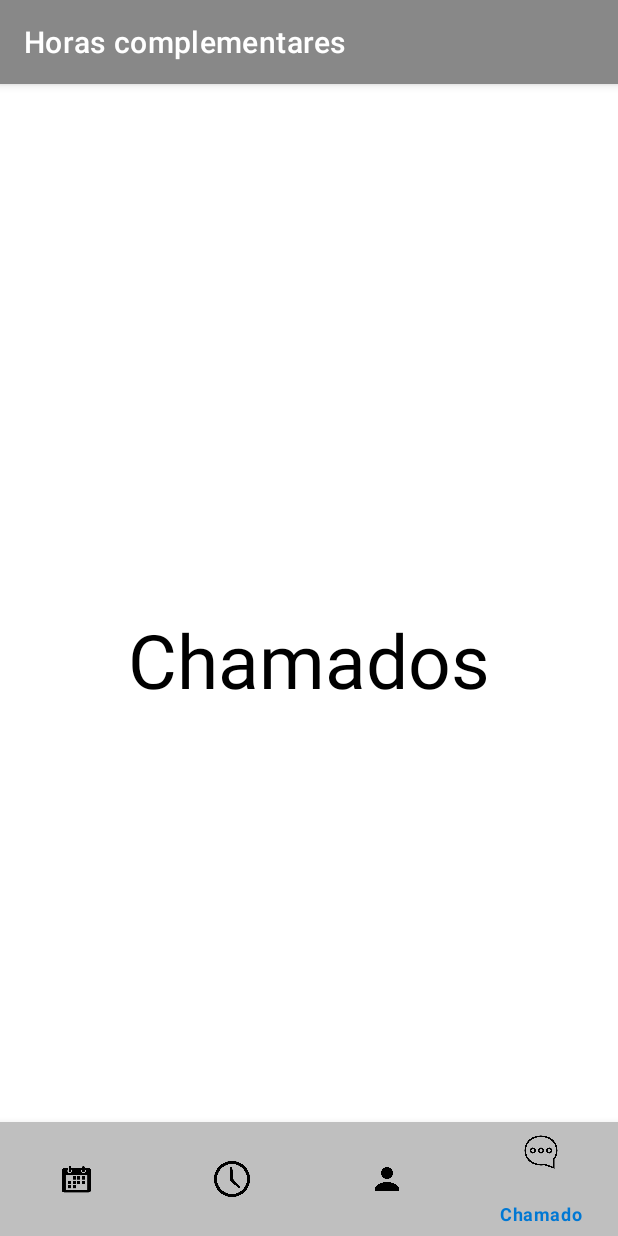
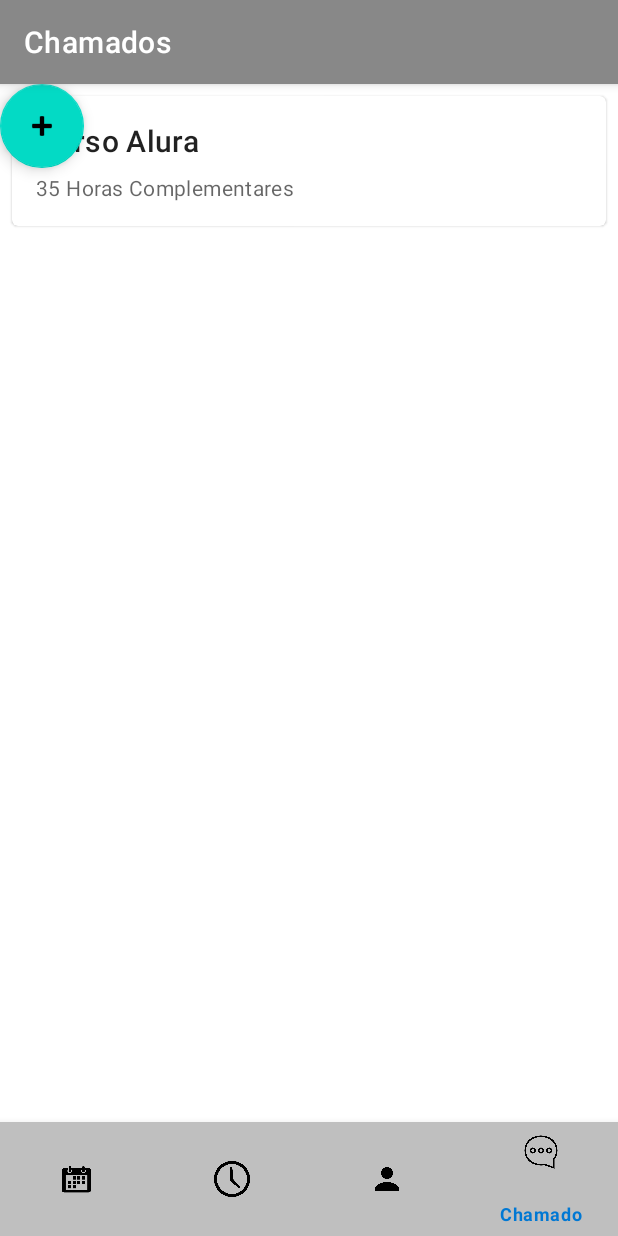
Before and after one commit to barthkiol/Time-Leads, an Android app: the screen it shows after launch (MainActivity), item 4 of the bottom bar chosen, on a phone screen of 412 x 824 dp. Run offline under Robolectric (Android 15) with nearby library versions, the phone set to English and light mode, and no system bars.

Commit message:
Correção erro do Gradle

```diff
--- a/app/src/main/AndroidManifest.xml
+++ b/app/src/main/AndroidManifest.xml
@@ -9,9 +9,6 @@
         android:roundIcon="@mipmap/ic_launcher_round"
         android:supportsRtl="true"
         android:theme="@style/Theme.TimeLeads">
-        <activity
-            android:name=".StEvents"
-            android:exported="false" />
         <activity android:name=".MainActivity" />
         <activity
             android:name=".SplashActivity"
--- a/app/src/main/java/com/example/timeleads/Profile.java
+++ b/app/src/main/java/com/example/timeleads/Profile.java
@@ -15,6 +15,8 @@ public class Profile extends Fragment {
     @Override
     public View onCreateView(@NonNull LayoutInflater inflater, @Nullable ViewGroup container, @Nullable Bundle savedInstanceState) {
         ViewGroup rootview = (ViewGroup) inflater.inflate(R.layout.profile,container, false);
+
+        ((MainActivity) getActivity()).setActionBarTitle("Perfil");
         return rootview;
     }
 }
--- a/app/src/main/java/com/example/timeleads/Requests.java
+++ b/app/src/main/java/com/example/timeleads/Requests.java
@@ -15,6 +15,8 @@ public class Requests extends Fragment {
     @Override
     public View onCreateView(@NonNull LayoutInflater inflater, @Nullable ViewGroup container, @Nullable Bundle savedInstanceState) {
         ViewGroup rootview = (ViewGroup) inflater.inflate(R.layout.requests,container, false);
+
+        ((MainActivity) getActivity()).setActionBarTitle("Chamados");
         return rootview;
     }
 }
--- a/app/src/main/java/com/example/timeleads/StEvents.java
+++ /dev/null
@@ -1,14 +0,0 @@
-package com.example.timeleads;
-
-import androidx.appcompat.app.AppCompatActivity;
-
-import android.os.Bundle;
-
-public class StEvents extends AppCompatActivity {
-
-    @Override
-    protected void onCreate(Bundle savedInstanceState) {
-        super.onCreate(savedInstanceState);
-        setContentView(R.layout.activity_st_events);
-    }
-}
--- a/app/src/main/res/layout/profile.xml
+++ b/app/src/main/res/layout/profile.xml
@@ -2,12 +2,4 @@
 <LinearLayout xmlns:android="http://schemas.android.com/apk/res/android"
     android:layout_width="match_parent"
     android:gravity="center"
-    android:layout_height="match_parent">
-
-    <TextView
-        android:layout_width="wrap_content"
-        android:layout_height="wrap_content"
-        android:textSize="50sp"
-        android:textColor="#000000"
-        android:text="Perfil"></TextView>
-</LinearLayout>
+    android:layout_height="match_parent"/>
--- a/app/src/main/res/layout/requests.xml
+++ b/app/src/main/res/layout/requests.xml
@@ -1,13 +1,69 @@
 <?xml version="1.0" encoding="utf-8"?>
-<LinearLayout xmlns:android="http://schemas.android.com/apk/res/android"
-    android:layout_width="match_parent"
-    android:gravity="center"
-    android:layout_height="match_parent">
+<ScrollView xmlns:android="http://schemas.android.com/apk/res/android"
+    xmlns:app="http://schemas.android.com/apk/res-auto"
+    xmlns:tools="http://schemas.android.com/tools"
+    android:layout_width="fill_parent"
+    android:layout_height="fill_parent"
+    android:layout_marginBottom="76dp"
+    android:backgroundTint="#9E8DFFEF"
+    android:foregroundTint="#9E8DFFEF">
 
-    <TextView
-        android:layout_width="wrap_content"
+    <RelativeLayout
+        android:layout_width="match_parent"
         android:layout_height="wrap_content"
-        android:textSize="50sp"
-        android:textColor="#000000"
-        android:text="Chamados"></TextView>
-</LinearLayout>
+        android:gravity="center">
+
+        <com.google.android.material.card.MaterialCardView
+            android:id="@+id/card2"
+            android:layout_width="match_parent"
+            android:layout_height="wrap_content"
+            android:layout_margin="8dp">
+
+            <LinearLayout
+                android:layout_width="match_parent"
+                android:layout_height="wrap_content"
+                android:orientation="vertical">
+
+
+
+                <LinearLayout
+                    android:layout_width="match_parent"
+                    android:layout_height="wrap_content"
+                    android:orientation="vertical"
+                    android:padding="16dp"
+                    tools:ignore="UselessParent">
+
+                    <!-- Title, secondary and supporting text -->
+                    <TextView
+                        android:layout_width="wrap_content"
+                        android:layout_height="wrap_content"
+                        android:text="Curso Alura"
+                        android:textAppearance="?attr/textAppearanceHeadline6" />
+
+                    <TextView
+                        android:layout_width="wrap_content"
+                        android:layout_height="wrap_content"
+                        android:layout_marginTop="8dp"
+                        android:text="35 Horas Complementares"
+                        android:textAppearance="?attr/textAppearanceBody2"
+                        android:textColor="?android:attr/textColorSecondary" />
+
+                </LinearLayout>
+
+
+            </LinearLayout>
+
+        </com.google.android.material.card.MaterialCardView>
+
+        <com.google.android.material.floatingactionbutton.FloatingActionButton
+            android:id="@+id/floatingActionButton"
+            android:layout_width="wrap_content"
+            android:layout_height="wrap_content"
+            android:clickable="true"
+            app:srcCompat="@android:drawable/ic_input_add"
+            android:contentDescription="TODO"
+            android:focusable="true"
+            tools:ignore="ContentDescription" />
+    </RelativeLayout>
+
+</ScrollView>
```
